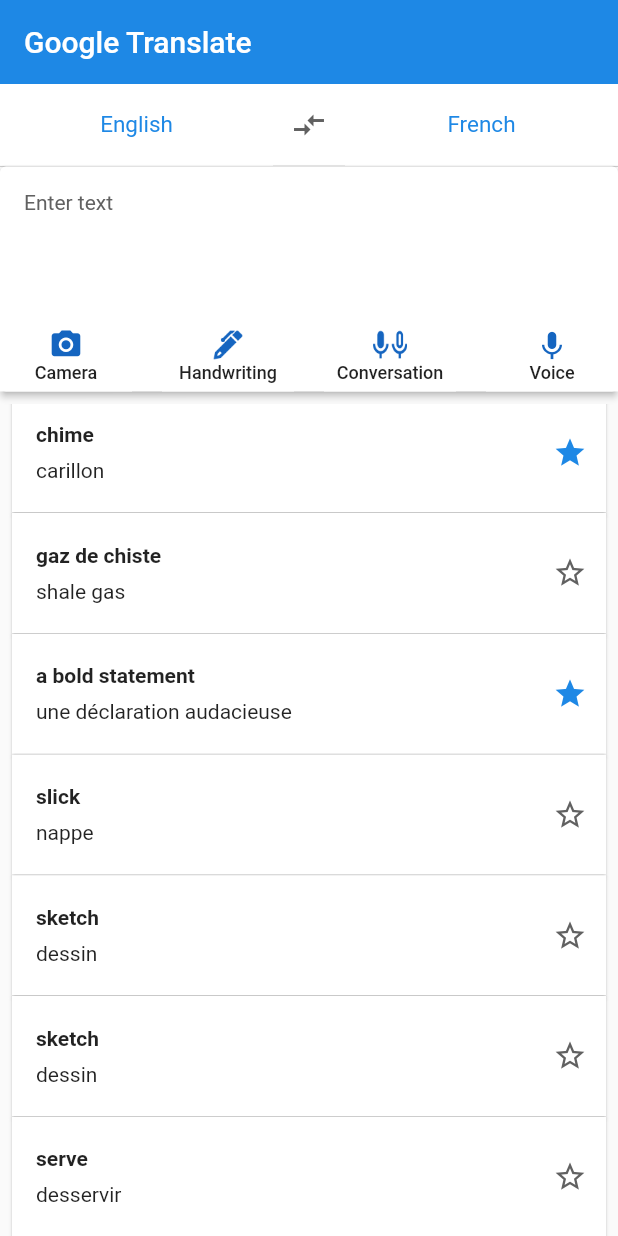
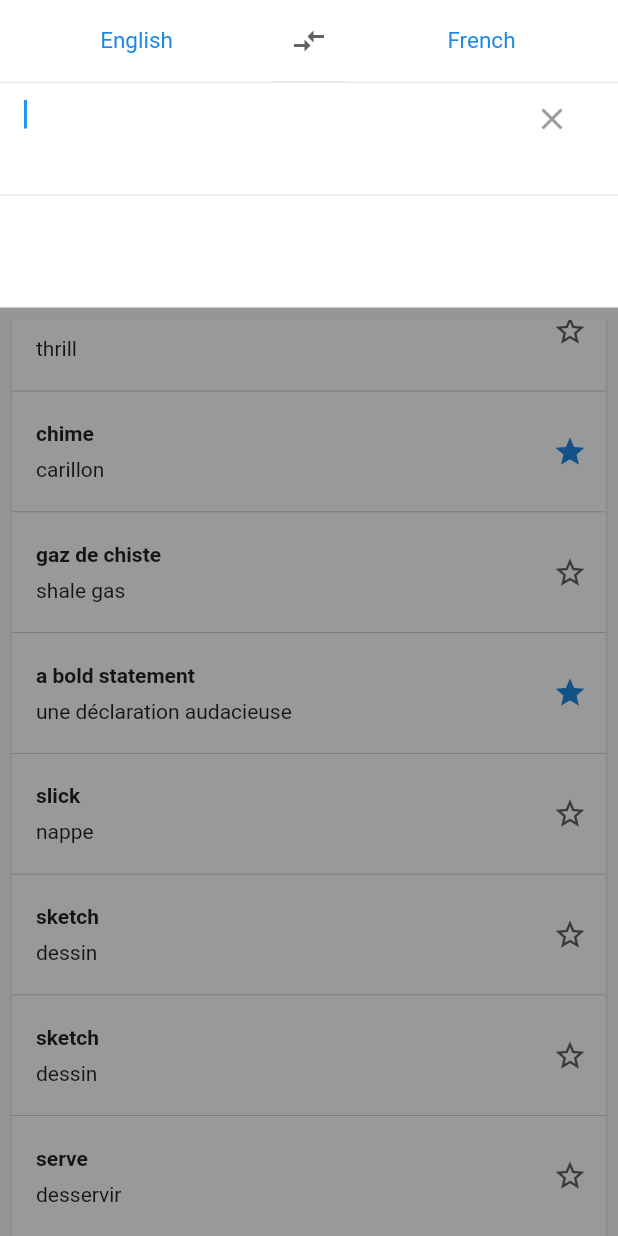
Before and after one commit to Appli-chic/google-translate-flutter, a Flutter app: the screen it shows after launch, scrolled down 330 dp, after a tap on "Enter text", on a phone screen of 412 x 824 dp. Run offline on Flutter 3.47's test engine with Material 2 defaults, Android fonts, the phone set to English and light mode, and no system bars; our stand-ins replace flutter_sticky_header; missing offline and left inert: translator.

Commit message:
Translate texts. Add animations to write our text.

```diff
--- a/lib/components/list-translate.dart
+++ b/lib/components/list-translate.dart
@@ -119,13 +119,11 @@ class _ListTranslateState extends State<ListTranslate> {
 
   @override
   Widget build(BuildContext context) {
-    return Expanded(
-      child: ListView.builder(
-        itemCount: _items.length,
-        itemBuilder: (BuildContext ctxt, int index) {
-          return _displayCard(index);
-        },
-      ),
+    return ListView.builder(
+      itemCount: _items.length,
+      itemBuilder: (BuildContext ctxt, int index) {
+        return _displayCard(index);
+      },
     );
   }
 }
--- /dev/null
+++ b/lib/components/translate-input.dart
@@ -0,0 +1,93 @@
+import 'package:flutter/material.dart';
+import 'package:translator/translator.dart';
+
+class TranslateInput extends StatefulWidget {
+  TranslateInput(
+      {Key key,
+      this.onCloseClicked,
+      this.focusNode,
+      this.firstLanguage,
+      this.secondLanguage})
+      : super(key: key);
+
+  final Function(bool) onCloseClicked;
+  final FocusNode focusNode;
+  final String firstLanguage;
+  final String secondLanguage;
+
+  @override
+  _TranslateInputState createState() => _TranslateInputState();
+}
+
+class _TranslateInputState extends State<TranslateInput> {
+  TextEditingController _textEditingController = TextEditingController();
+  String _textTranslated = "";
+  GoogleTranslator _translator = new GoogleTranslator();
+
+  _onTextChanged(String text) {
+    if(text != "") {
+      _translator.translate(text, from: 'en', to: 'fr').then((translatedText) {
+        this.setState(() {
+          this._textTranslated = translatedText;
+        });
+      });
+    } else {
+      this.setState(() {
+        this._textTranslated = "";
+      });
+    }
+  }
+
+  @override
+  Widget build(BuildContext context) {
+    return Container(
+      height: 150.0,
+      color: Colors.white,
+      child: Column(
+        crossAxisAlignment: CrossAxisAlignment.start,
+        children: <Widget>[
+          Expanded(
+            child: Container(
+              margin: EdgeInsets.only(left: 16.0),
+              child: TextField(
+                focusNode: this.widget.focusNode,
+                controller: this._textEditingController,
+                onChanged: this._onTextChanged,
+                decoration: InputDecoration(
+                  border: InputBorder.none,
+                  suffixIcon: RawMaterialButton(
+                    onPressed: () {
+                      if (this._textEditingController.text != "") {
+                        this.setState(() {
+                          this._textEditingController.clear();
+                          this._textTranslated = "";
+                        });
+                      } else {
+                        this.widget.onCloseClicked(false);
+                      }
+                    },
+                    child: new Icon(
+                      Icons.close,
+                      color: Colors.grey,
+                    ),
+                    shape: new CircleBorder(),
+                  ),
+                ),
+              ),
+            ),
+          ),
+          Divider(),
+          Expanded(
+            child: Container(
+              margin: EdgeInsets.only(left: 16.0, top: 16.0),
+              child: Text(
+                this._textTranslated,
+                style: TextStyle(color: Colors.blue[700]),
+              ),
+            ),
+          ),
+        ],
+      ),
+    );
+  }
+}
--- a/lib/components/translate-text.dart
+++ b/lib/components/translate-text.dart
@@ -3,13 +3,17 @@ import 'package:flutter/material.dart';
 import 'action-button.dart';
 
 class TranslateText extends StatefulWidget {
-  TranslateText({Key key}) : super(key: key);
+  TranslateText({Key key, this.onTextTouched}) : super(key: key);
+
+  final Function(bool) onTextTouched;
 
   @override
   _TranslateTextState createState() => _TranslateTextState();
 }
 
 class _TranslateTextState extends State<TranslateText> {
+
+
   @override
   Widget build(BuildContext context) {
     return Card(
@@ -24,7 +28,9 @@ class _TranslateTextState extends State<TranslateText> {
           children: <Widget>[
             Expanded(
               child: InkWell(
-                onTap: () {},
+                onTap: () {
+                  this.widget.onTextTouched(true);
+                },
                 child: Container(
                   width: double.infinity,
                   padding:
--- a/lib/screens/home-page.dart
+++ b/lib/screens/home-page.dart
@@ -3,6 +3,7 @@ import 'package:flutter/material.dart';
 import '../components/choose-language.dart';
 import '../components/translate-text.dart';
 import '../components/list-translate.dart';
+import '../components/translate-input.dart';
 
 class HomePage extends StatefulWidget {
   HomePage({Key key, this.title}) : super(key: key);
@@ -13,23 +14,111 @@ class HomePage extends StatefulWidget {
   _HomePageState createState() => _HomePageState();
 }
 
-class _HomePageState extends State<HomePage> {
+class _HomePageState extends State<HomePage>
+    with SingleTickerProviderStateMixin {
+  bool _isTextTouched = false;
+  String _firstLanguage = "English";
+  String _secondLanguage = "French";
+  FocusNode _textFocusNode = FocusNode();
+  AnimationController _controller;
+  Animation _animation;
+
+  @override
+  void initState() {
+    super.initState();
+
+    _controller = AnimationController(
+      duration: const Duration(milliseconds: 150),
+      vsync: this,
+    )..addListener(() {
+        this.setState(() {});
+      });
+  }
+
+  @override
+  void dispose() {
+    this._controller.dispose();
+    this._textFocusNode.dispose();
+    super.dispose();
+  }
+
+  // Generate animations to enter the text to translate
+  _onTextTouched(bool isTouched) {
+    Tween _tween = SizeTween(
+      begin: Size(0.0, kToolbarHeight),
+      end: Size(0.0, 0.0),
+    );
+
+    this._animation = _tween.animate(this._controller);
+
+    if (isTouched) {
+      FocusScope.of(context).requestFocus(this._textFocusNode);
+      this._controller.forward();
+    } else {
+      FocusScope.of(context).requestFocus(new FocusNode());
+      this._controller.reverse();
+    }
+
+    this.setState(() {
+      this._isTextTouched = isTouched;
+    });
+  }
+
+  Widget _displaySuggestions() {
+    if (this._isTextTouched) {
+      return Container(
+        color: Colors.black.withOpacity(0.4),
+      );
+    } else {
+      return Container();
+    }
+  }
 
   @override
   Widget build(BuildContext context) {
     return Scaffold(
-      appBar: AppBar(
-        title: Text(widget.title),
-        elevation: 0.0,
+      appBar: PreferredSize(
+        preferredSize: Size.fromHeight(this._isTextTouched
+            ? this._animation.value.height
+            : kToolbarHeight),
+        child: AppBar(
+          title: Text(widget.title),
+          elevation: 0.0,
+        ),
       ),
       body: Column(
         children: <Widget>[
           ChooseLanguage(),
-          Container(
-            margin: EdgeInsets.only(bottom: 8.0),
-            child: TranslateText(),
+          Stack(
+            children: <Widget>[
+              Offstage(
+                offstage: this._isTextTouched,
+                child: TranslateText(
+                  onTextTouched: this._onTextTouched,
+                ),
+              ),
+              Offstage(
+                offstage: !this._isTextTouched,
+                child: TranslateInput(
+                  onCloseClicked: this._onTextTouched,
+                  focusNode: this._textFocusNode,
+                  firstLanguage: this._firstLanguage,
+                  secondLanguage: this._secondLanguage,
+                ),
+              ),
+            ],
           ),
-          ListTranslate(),
+          Expanded(
+            child: Stack(
+              children: <Widget>[
+                Container(
+                  margin: EdgeInsets.only(top: 8.0),
+                  child: ListTranslate(),
+                ),
+                this._displaySuggestions(),
+              ],
+            ),
+          ),
         ],
       ),
     );
```
Also changed, not shown: lib/components/circle-icon-button.dart (added, +35 -0 lines).
